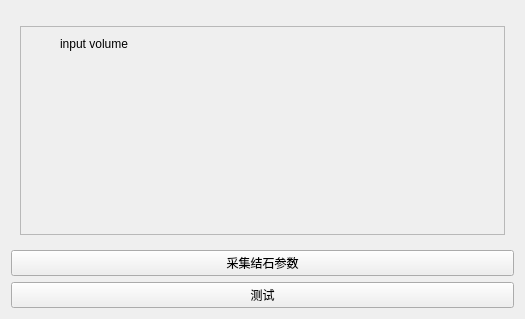
The window that Calculus/Resources/UI/qSlicerCalculusModuleWidget.ui (qimo601/exStone) describes before a commit, drawn with Qt 5.
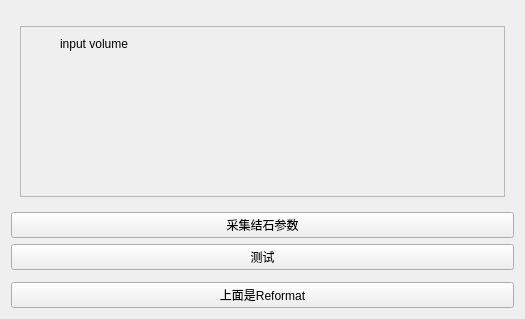
The same window after the commit. Custom widgets are drawn as their Qt base class.

Commit message: 新添加reformat

Patch:
```diff
--- a/Calculus/Resources/UI/qSlicerCalculusModuleWidget.ui
+++ b/Calculus/Resources/UI/qSlicerCalculusModuleWidget.ui
@@ -13,7 +13,7 @@
   <property name="windowTitle">
    <string>Form</string>
   </property>
-  <layout class="QVBoxLayout" name="verticalLayout" stretch="5,0,0,0">
+  <layout class="QVBoxLayout" name="verticalLayout" stretch="5,0,0,0,0,0">
    <item>
     <widget class="ctkCollapsibleButton" name="CTKCollapsibleButton" native="true">
      <property name="text" stdset="0">
@@ -88,6 +88,16 @@
      </property>
     </widget>
    </item>
+   <item>
+    <widget class="qSlicerCalculusReformatWidget" name="reformatWidget" native="true"/>
+   </item>
+   <item>
+    <widget class="QPushButton" name="pushButton_2">
+     <property name="text">
+      <string>上面是Reformat</string>
+     </property>
+    </widget>
+   </item>
    <item>
     <spacer name="verticalSpacer">
      <property name="orientation">
@@ -131,6 +141,12 @@
    <header>qSlicerCalculusFooBarWidget.h</header>
    <container>1</container>
   </customwidget>
+  <customwidget>
+   <class>qSlicerCalculusReformatWidget</class>
+   <extends>QWidget</extends>
+   <header>qslicercalculusreformatwidget.h</header>
+   <container>1</container>
+  </customwidget>
  </customwidgets>
  <resources/>
  <connections>
```
The commit also changes 4 other files.
